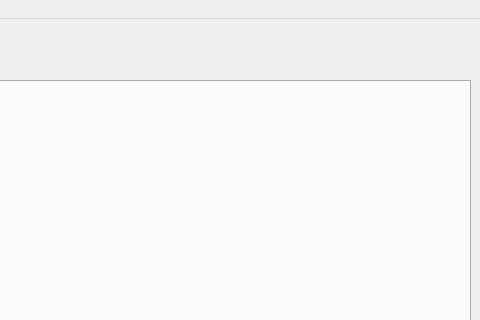
Qt form ui/main.ui (LetMeHold/asset.management) before a commit; both pictures show x 524 to 1004 and y 0 to 320 of the 1004 by 701 pixel window.
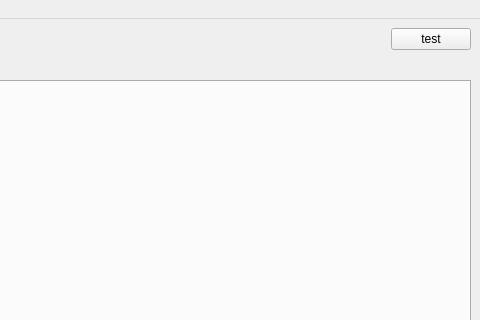
The same form after that commit.

```diff
--- a/ui/main.ui
+++ b/ui/main.ui
@@ -113,6 +113,19 @@
         </property>
        </spacer>
       </item>
+      <item>
+       <widget class="QPushButton" name="btnTest">
+        <property name="sizePolicy">
+         <sizepolicy hsizetype="Fixed" vsizetype="Fixed">
+          <horstretch>0</horstretch>
+          <verstretch>0</verstretch>
+         </sizepolicy>
+        </property>
+        <property name="text">
+         <string>test</string>
+        </property>
+       </widget>
+      </item>
      </layout>
     </item>
     <item>
```
